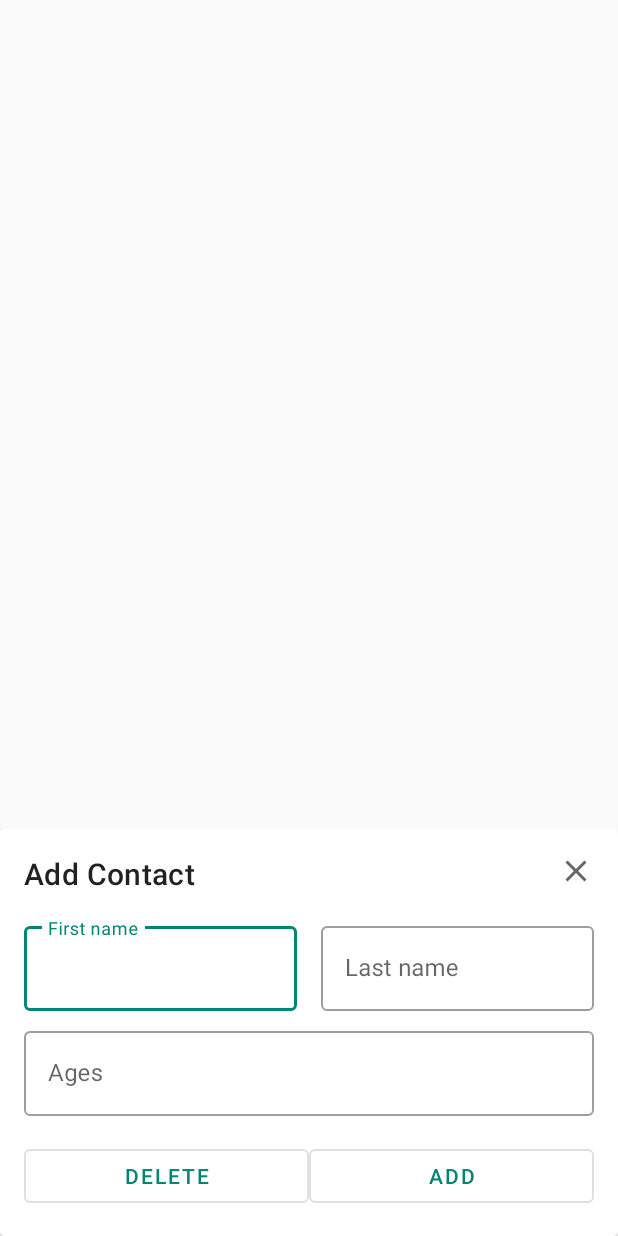
After one commit to luteh/ContactApps, an Android app: the layout list_contacts_sheet.xml on its own in the app's theme, with its tools: preview values and no code run, on a phone screen of 412 x 824 dp. The commit adds this screen. Run offline under Robolectric (Android 15) with nearby library versions, the phone set to English and light mode, and no system bars.

Commit message:
Add list contacts sheet layout

```diff
--- /dev/null
+++ b/app/src/main/res/drawable/ic_close.xml
@@ -0,0 +1,5 @@
+<vector android:height="24dp" android:tint="#FFFFFF"
+    android:viewportHeight="24.0" android:viewportWidth="24.0"
+    android:width="24dp" xmlns:android="http://schemas.android.com/apk/res/android">
+    <path android:fillColor="#FF000000" android:pathData="M19,6.41L17.59,5 12,10.59 6.41,5 5,6.41 10.59,12 5,17.59 6.41,19 12,13.41 17.59,19 19,17.59 13.41,12z"/>
+</vector>
--- /dev/null
+++ b/app/src/main/res/layout/list_contacts_sheet.xml
@@ -0,0 +1,129 @@
+<?xml version="1.0" encoding="utf-8"?>
+<androidx.constraintlayout.widget.ConstraintLayout xmlns:android="http://schemas.android.com/apk/res/android"
+    xmlns:app="http://schemas.android.com/apk/res-auto"
+    android:layout_width="match_parent"
+    android:layout_height="match_parent"
+    android:background="@android:color/transparent">
+
+    <com.google.android.material.card.MaterialCardView
+        android:layout_width="0dp"
+        android:layout_height="wrap_content"
+        app:cardCornerRadius="3dp"
+        app:cardElevation="5dp"
+        app:layout_constraintBottom_toBottomOf="parent"
+        app:layout_constraintEnd_toEndOf="parent"
+        app:layout_constraintStart_toStartOf="parent">
+
+        <LinearLayout
+            android:layout_width="match_parent"
+            android:layout_height="wrap_content"
+            android:orientation="vertical"
+            android:padding="@dimen/margin_large__">
+
+            <RelativeLayout
+                android:layout_width="match_parent"
+                android:layout_height="wrap_content"
+                android:orientation="horizontal">
+
+                <TextView
+                    android:id="@+id/tv_list_contacts_title_item"
+                    style="@style/TextAppearance.MaterialComponents.Headline6"
+                    android:layout_width="wrap_content"
+                    android:layout_height="wrap_content"
+                    android:text="@string/label_add_contact" />
+
+                <ImageButton
+                    android:id="@+id/btn_list_contacts_close_sheet"
+                    android:layout_width="wrap_content"
+                    android:layout_height="wrap_content"
+                    android:layout_alignParentEnd="true"
+                    android:background="?attr/selectableItemBackgroundBorderless"
+                    android:tint="@color/grey_60"
+                    app:srcCompat="@drawable/ic_close" />
+            </RelativeLayout>
+
+            <LinearLayout
+                android:layout_width="match_parent"
+                android:layout_height="wrap_content"
+                android:layout_marginTop="@dimen/margin_large__"
+                android:orientation="horizontal">
+
+                <com.google.android.material.textfield.TextInputLayout
+                    android:id="@+id/til_list_contacts_first_name_sheet"
+                    style="@style/Widget.MaterialComponents.TextInputLayout.OutlinedBox"
+                    android:layout_width="0dp"
+                    android:layout_height="wrap_content"
+                    android:layout_marginEnd="@dimen/margin_default"
+                    android:layout_weight="1"
+                    android:hint="@string/label_first_name">
+
+                    <com.google.android.material.textfield.TextInputEditText
+                        android:id="@+id/et_list_contacts_first_name_sheet"
+                        android:layout_width="match_parent"
+                        android:layout_height="wrap_content"
+                        android:inputType="text"
+                        android:maxLines="1" />
+                </com.google.android.material.textfield.TextInputLayout>
+
+                <com.google.android.material.textfield.TextInputLayout
+                    android:id="@+id/til_list_contacts_last_name_sheet"
+                    style="@style/Widget.MaterialComponents.TextInputLayout.OutlinedBox"
+                    android:layout_width="0dp"
+                    android:layout_height="wrap_content"
+                    android:layout_marginStart="@dimen/margin_default"
+                    android:layout_weight="1"
+                    android:hint="@string/label_last_name">
+
+                    <com.google.android.material.textfield.TextInputEditText
+                        android:id="@+id/et_list_contacts_last_name_sheet"
+                        android:layout_width="match_parent"
+                        android:layout_height="wrap_content"
+                        android:inputType="text"
+                        android:maxLines="1" />
+                </com.google.android.material.textfield.TextInputLayout>
+            </LinearLayout>
+
+            <com.google.android.material.textfield.TextInputLayout
+                android:id="@+id/til_list_contacts_age_sheet"
+                style="@style/Widget.MaterialComponents.TextInputLayout.OutlinedBox"
+                android:layout_width="match_parent"
+                android:layout_height="wrap_content"
+                android:layout_marginTop="@dimen/margin_default"
+                android:hint="@string/label_ages">
+
+                <com.google.android.material.textfield.TextInputEditText
+                    android:id="@+id/et_list_contacts_age_sheet"
+                    android:layout_width="match_parent"
+                    android:layout_height="wrap_content"
+                    android:inputType="number"
+                    android:maxLength="3"
+                    android:maxLines="1" />
+            </com.google.android.material.textfield.TextInputLayout>
+
+            <LinearLayout
+                android:layout_width="match_parent"
+                android:layout_height="wrap_content"
+                android:layout_marginTop="@dimen/margin_large__"
+                android:orientation="horizontal">
+
+                <com.google.android.material.button.MaterialButton
+                    android:id="@+id/btn_list_contacts_delete_sheet"
+                    style="@style/Widget.MaterialComponents.Button.OutlinedButton"
+                    android:layout_width="0dp"
+                    android:layout_height="wrap_content"
+                    android:layout_weight="1"
+                    android:text="@string/label_delete" />
+
+                <com.google.android.material.button.MaterialButton
+                    android:id="@+id/btn_list_contacts_add_sheet"
+                    style="@style/Widget.MaterialComponents.Button.OutlinedButton"
+                    android:layout_width="0dp"
+                    android:layout_height="wrap_content"
+                    android:layout_weight="1"
+                    android:text="@string/label_add" />
+
+            </LinearLayout>
+        </LinearLayout>
+    </com.google.android.material.card.MaterialCardView>
+
+</androidx.constraintlayout.widget.ConstraintLayout>
--- a/app/src/main/res/values/colors.xml
+++ b/app/src/main/res/values/colors.xml
@@ -6,4 +6,6 @@
 
     <color name="colorLine">#d6d6d6</color>
 
+    <color name="grey_60">#666666</color>
+
 </resources>
--- a/app/src/main/res/values/strings.xml
+++ b/app/src/main/res/values/strings.xml
@@ -1,4 +1,10 @@
 <resources>
     <string name="app_name">Contact Apps</string>
     <string name="label_contact_image">Contact image</string>
+    <string name="label_first_name">First name</string>
+    <string name="label_last_name">Last name</string>
+    <string name="label_ages">Ages</string>
+    <string name="label_delete">Delete</string>
+    <string name="label_add">Add</string>
+    <string name="label_add_contact">Add Contact</string>
 </resources>
```
